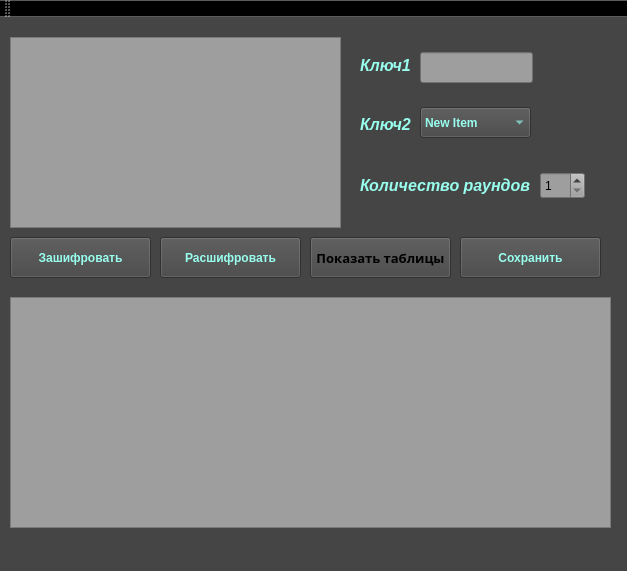
Above: Feistel_cipher/mainwindow.ui from Dimple250/feistel-cipher before the change. Below: the same form after it.
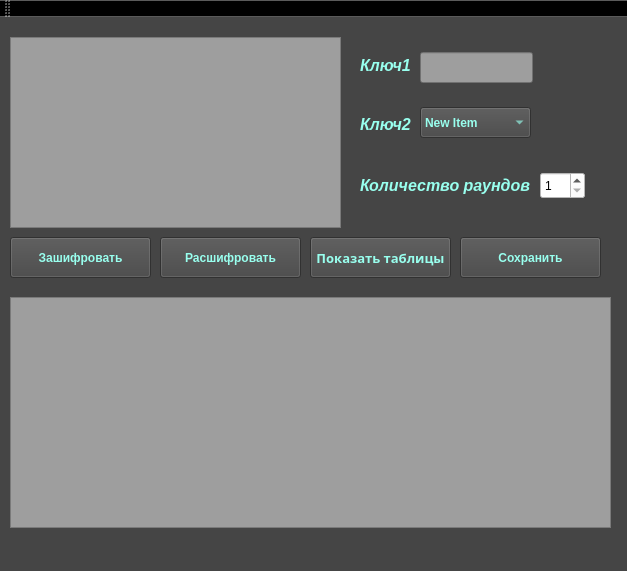
That is the form after the change.

```diff
--- a/Feistel_cipher/mainwindow.ui
+++ b/Feistel_cipher/mainwindow.ui
@@ -214,7 +214,8 @@
      </font>
     </property>
     <property name="styleSheet">
-     <string notr="true"/>
+     <string notr="true">color: rgb(152, 255, 238);
+</string>
     </property>
     <property name="text">
      <string>Показать таблицы</string>
@@ -279,7 +280,7 @@
      <bool>false</bool>
     </property>
     <property name="styleSheet">
-     <string notr="true">background-color: rgb(158, 158, 158);</string>
+     <string notr="true">background-color: rgb(255, 255, 255);</string>
     </property>
     <property name="wrapping">
      <bool>false</bool>
```
Left out of the diff: 17 changed lines with no effect on the pictures.
